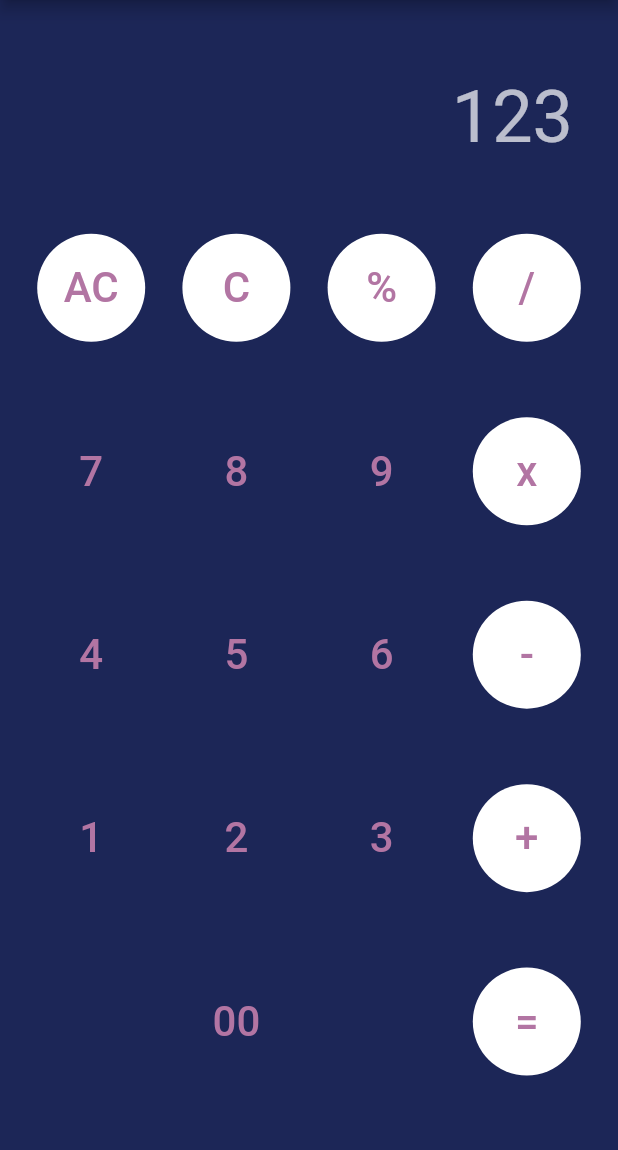
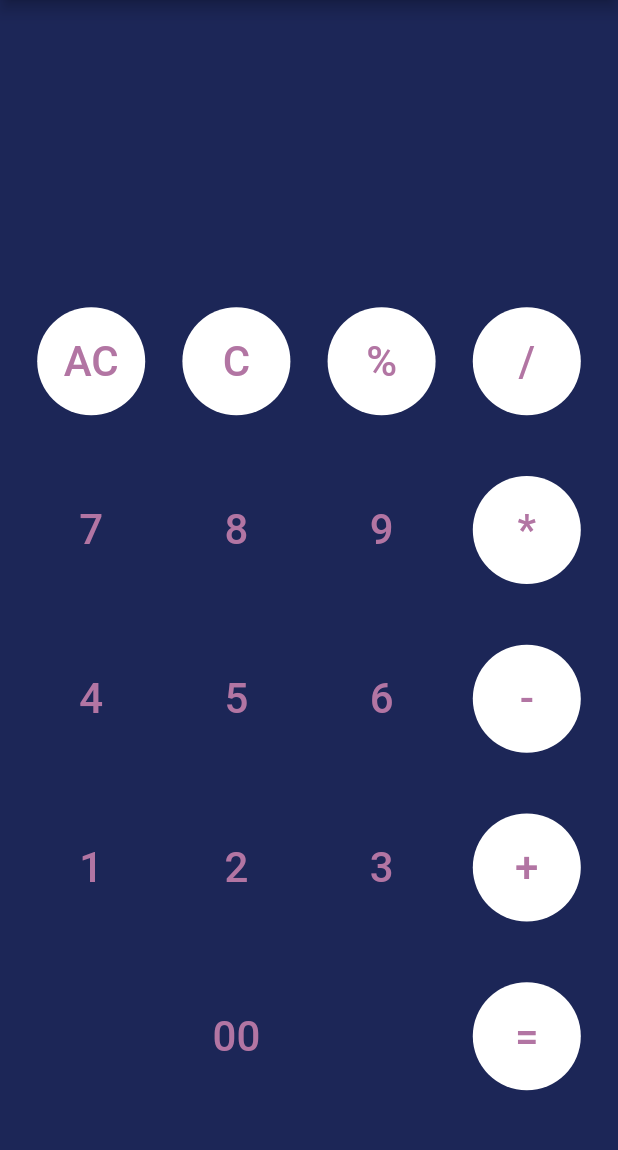
Before and after one commit to pife00/flutter_calculator, a Flutter app: the screen it shows after launch, on a phone screen of 412 x 824 dp, the part 85-1235 px from its top. Run offline on Flutter 3.47's test engine with Material 2 defaults, Android fonts, the phone set to English and light mode, and no system bars; our stand-ins replace math_expressions.

```diff
--- a/lib/main.dart
+++ b/lib/main.dart
@@ -1,3 +1,6 @@
+// @dart=2.9
+import './main.dart';
+
 import 'package:flutter/material.dart';
 import 'package:calculator/screens/home.dart';
 
--- a/lib/screens/home.dart
+++ b/lib/screens/home.dart
@@ -1,6 +1,7 @@
 import 'package:flutter/material.dart';
 import 'package:calculator/constant/constant.dart';
 import 'package:calculator/widgets/button.dart';
+import 'package:math_expressions/math_expressions.dart';
 
 class HomePage extends StatefulWidget {
   const HomePage({Key? key}) : super(key: key);
@@ -10,6 +11,37 @@ class HomePage extends StatefulWidget {
 }
 
 class _HomePageState extends State<HomePage> {
+  String _history = "";
+  String _expression = "";
+
+  void _numClick(String text) {
+    setState(() {
+      _expression =  _expression + text;
+    });
+
+  }
+
+  void _allClear(String text) {
+    setState(() {
+      _expression =  '';
+      _history = '';
+    });
+  }
+
+  void _evaludate(String text){
+    Parser p = Parser();
+    Expression exp = p.parse(_expression);
+    ContextModel cm = ContextModel();
+    double eval = exp.evaluate(EvaluationType.REAL, cm);
+
+    setState(() {
+      _history = _expression;
+      _expression = eval.toString();
+
+
+    });
+  }
+
   @override
   Widget build(BuildContext context) {
     return Scaffold(
@@ -26,68 +58,72 @@ class _HomePageState extends State<HomePage> {
         mainAxisAlignment: MainAxisAlignment.spaceEvenly,
         children: <Widget>[
           Container(
-            padding: EdgeInsets.only(right:30.0),
-
-              child: Text(
-            "123",
-            style: TextStyle(fontSize: 48, color: Colors.white70),
+            padding: EdgeInsets.only(right: 30.0),
+            child: Text(
+              _history,
+              style: TextStyle(fontSize: 24, color: Colors.white70),
+            ),
+            alignment: Alignment(1, 1),
           ),
-          alignment: Alignment(1,1),
+          Container(
+            padding: EdgeInsets.only(right: 30.0),
+            child: Text(
+              _expression,
+              style: TextStyle(fontSize: 48, color: Colors.white54),
+            ),
+            alignment: Alignment(1, 1),
           ),
           Row(
             mainAxisAlignment: MainAxisAlignment.spaceEvenly,
             children: <Widget>[
               Button(
-                value: "AC",
-                colorFill: 0xFFFFFFFF,
-              ),
-              Button(value: "C", colorFill: 0xFFFFFFFF),
-              Button(value: "%", colorFill: 0xFFFFFFFF),
-              Button(value: "/", colorFill: 0xFFFFFFFF),
+                  value: "AC", colorFill: 0xFFFFFFFF, callback:_allClear),
+              Button(
+                  value: "C", colorFill: 0xFFFFFFFF, callback: _numClick),
+              Button(
+                  value: "%", colorFill: 0xFFFFFFFF, callback: _numClick),
+              Button(
+                  value: "/", colorFill: 0xFFFFFFFF, callback: _numClick),
             ],
           ),
           Row(
             mainAxisAlignment: MainAxisAlignment.spaceEvenly,
             children: <Widget>[
+              Button(value: "7", callback: _numClick),
+              Button(value: "8", callback: _numClick),
+              Button(value: "9", callback: _numClick),
               Button(
-                value: "7",
-              ),
-              Button(value: "8"),
-              Button(value: "9"),
-              Button(value: "x", colorFill: 0xFFFFFFFF),
+                  value: "*", colorFill: 0xFFFFFFFF, callback: _numClick),
             ],
           ),
           Row(
             mainAxisAlignment: MainAxisAlignment.spaceEvenly,
             children: <Widget>[
+              Button(value: "4", callback: _numClick),
+              Button(value: "5", callback: _numClick),
+              Button(value: "6", callback: _numClick),
               Button(
-                value: "4",
-              ),
-              Button(value: "5"),
-              Button(value: "6"),
-              Button(value: "-", colorFill: 0xFFFFFFFF),
+                  value: "-", colorFill: 0xFFFFFFFF, callback: _numClick),
             ],
           ),
           Row(
             mainAxisAlignment: MainAxisAlignment.spaceEvenly,
             children: <Widget>[
+              Button(value: "1", callback: _numClick),
+              Button(value: "2", callback: _numClick),
+              Button(value: "3", callback: _numClick),
               Button(
-                value: "1",
-              ),
-              Button(value: "2"),
-              Button(value: "3"),
-              Button(value: "+", colorFill: 0xFFFFFFFF),
+                  value: "+", colorFill: 0xFFFFFFFF, callback: _numClick),
             ],
           ),
           Row(
             mainAxisAlignment: MainAxisAlignment.spaceEvenly,
             children: <Widget>[
-              Button(value: ""),
+              Button(value: "", callback: _numClick),
+              Button(value: "00", callback: _numClick),
+              Button(value: "", callback: _numClick),
               Button(
-                value: "00",
-              ),
-              Button(value: ""),
-              Button(value: "=", colorFill: 0xFFFFFFFF),
+                  value: "=", colorFill: 0xFFFFFFFF, callback: _evaludate),
             ],
           ),
         ],
--- a/lib/widgets/button.dart
+++ b/lib/widgets/button.dart
@@ -1,3 +1,5 @@
+
+
 import 'package:calculator/constant/constant.dart';
 import 'package:flutter/material.dart';
 
@@ -6,13 +8,17 @@ class Button extends StatelessWidget {
  final int colorFill;
  final double height;
  final double width;
+ final Function(String) callback;
 
  const Button({
   this.value="",
   this.colorFill= 0xFF1C2657,
-  this.height:72,
-  this.width:72
-  });
+  this.height=72,
+  this.width=72,
+  required this.callback,
+ });
+
+
 
   @override
   Widget build(BuildContext context) {
@@ -27,7 +33,9 @@ class Button extends StatelessWidget {
         )
 
       ),
-      onPressed: (){},
+      onPressed: (){
+        callback(value);
+      },
       child: Text(
         value,
         style: TextStyle(
--- a/pubspec.yaml
+++ b/pubspec.yaml
@@ -24,7 +24,6 @@ dependencies:
   flutter:
     sdk: flutter
 
-
   # The following adds the Cupertino Icons font to your application.
   # Use with the CupertinoIcons class for iOS style icons.
   cupertino_icons: ^1.0.2
@@ -32,6 +31,7 @@ dependencies:
 dev_dependencies:
   flutter_test:
     sdk: flutter
+  math_expressions: ^2.0.0
 
 # For information on the generic Dart part of this file, see the
 # following page: https://dart.dev/tools/pub/pubspec
```
Also changed, not shown: pubspec.lock, 1 other file.
